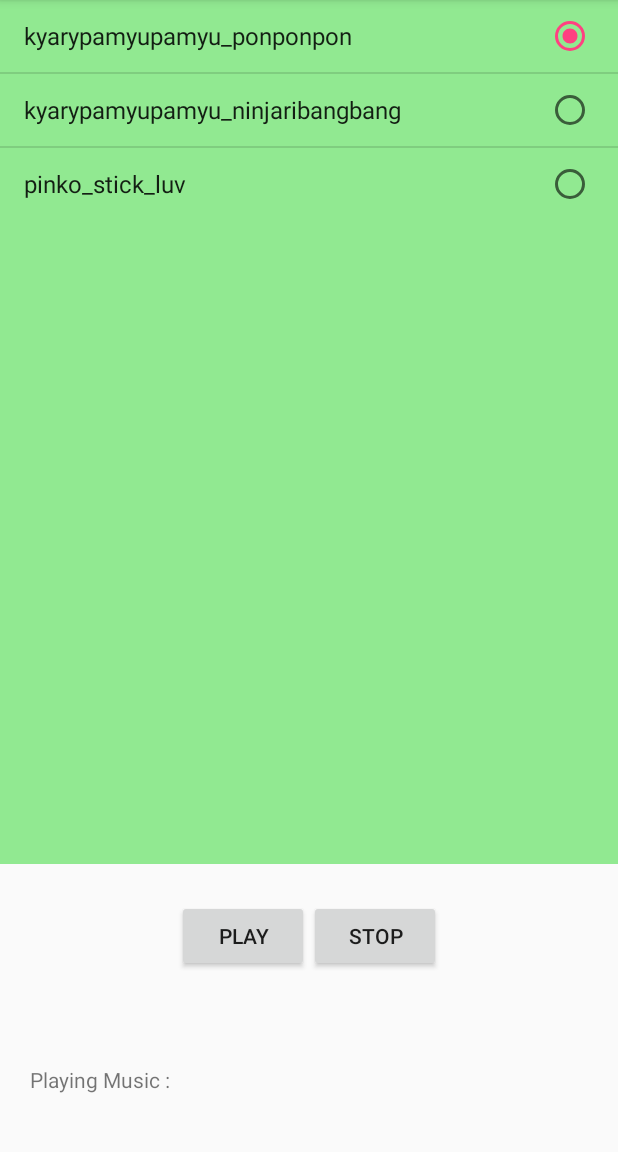
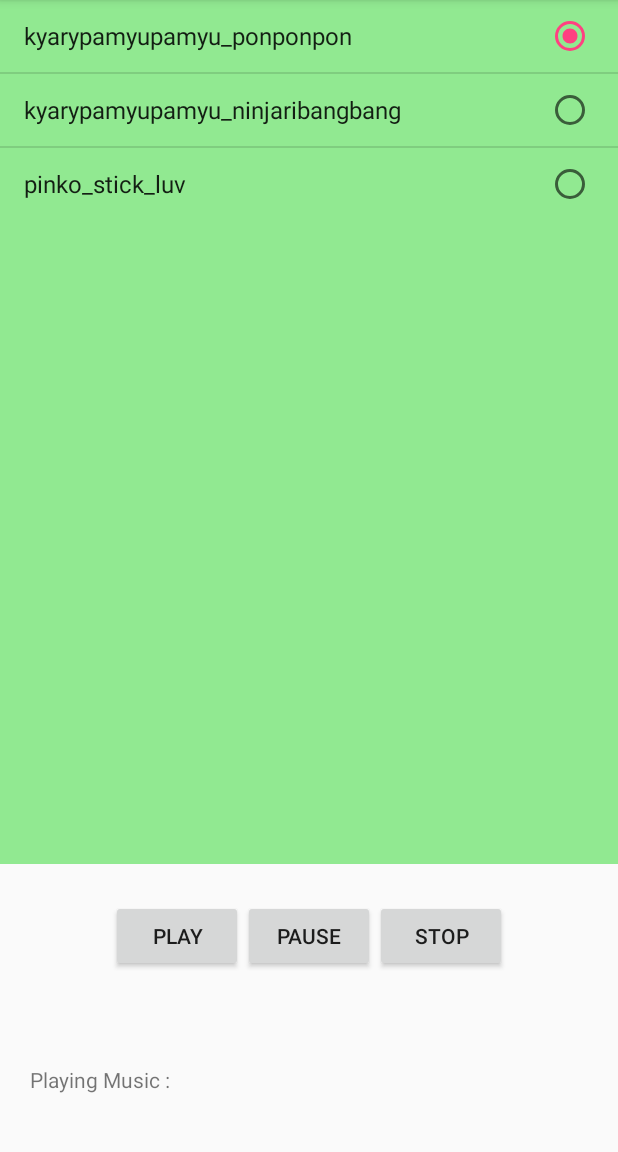
Before and after one commit to kimyounkyoung/AudioList, an Android app: the screen it shows after launch (MainActivity), after a tap on "kyarypamyupamyu_ponponpon", on a phone screen of 412 x 824 dp, the part 84-1236 px from its top. Run offline under Robolectric (Android 15) with nearby library versions, the phone set to English and light mode, and no system bars.

Commit message:
#5 pause button event

```diff
--- a/app/src/main/java/com/example/younkyoungkim/audiolist/MainActivity.java
+++ b/app/src/main/java/com/example/younkyoungkim/audiolist/MainActivity.java
@@ -1,6 +1,7 @@
 package com.example.younkyoungkim.audiolist;
 
 import android.media.MediaPlayer;
+import android.support.annotation.BoolRes;
 import android.support.v7.app.AppCompatActivity;
 import android.os.Bundle;
 import android.view.View;
@@ -11,15 +12,16 @@ import android.widget.ListView;
 import android.widget.ProgressBar;
 import android.widget.TextView;
 
-public class MainActivity extends AppCompatActivity {
+public class MainActivity extends AppCompatActivity {   //객체 선언부
     ListView list;
-    Button butPlay, butStop;
+    Button butPlay, butStop, butPause;
     TextView textMusic;
     ProgressBar progress;
     String[] musics={"kyarypamyupamyu_ponponpon","kyarypamyupamyu_ninjaribangbang","pinko_stick_luv"};
     int[] musicResIds={R.raw.kyarypamyupamyu_ponponpon,R.raw.kyarypamyupamyu_ninjaribangbang, R.raw.pinko_stick_luv};
     int selectedMusicId;
     MediaPlayer mediaPlayer;
+    Boolean selectedPauseButton;
 
     @Override
     protected void onCreate(Bundle savedInstanceState) {
@@ -28,6 +30,7 @@ public class MainActivity extends AppCompatActivity {
         list=(ListView)findViewById(R.id.list_music);
         butPlay=(Button)findViewById(R.id.but_play);
         butStop=(Button)findViewById(R.id.but_stop);
+        butPause=(Button)findViewById(R.id.but_pause);
         textMusic=(TextView)findViewById(R.id.text_music);
         progress=(ProgressBar)findViewById(R.id.progress_music);
         ArrayAdapter<String> adapter=new ArrayAdapter<String>(this, android.R.layout.simple_list_item_single_choice, musics);
@@ -40,14 +43,24 @@ public class MainActivity extends AppCompatActivity {
         list.setOnItemClickListener(new AdapterView.OnItemClickListener() {
             @Override
             public void onItemClick(AdapterView<?> parent, View view, int position, long id) {
+                selectedPauseButton = false;
+                mediaPlayer.stop();
                 selectedMusicId=musicResIds[position];
+                progress.setVisibility(View.INVISIBLE);
             }
         });
 
         butPlay.setOnClickListener(new View.OnClickListener() {
             @Override
             public void onClick(View v) {
+                mediaPlayer=MediaPlayer.create(MainActivity.this,selectedMusicId);
                 mediaPlayer.start();
+                if(selectedPauseButton) {
+                    selectedPauseButton = false;
+                }else
+                    mediaPlayer=MediaPlayer.create(MainActivity.this,selectedMusicId);
+                mediaPlayer.start();
+                progress.setVisibility(View.VISIBLE);
 
             }
         });
@@ -55,13 +68,15 @@ public class MainActivity extends AppCompatActivity {
         butStop.setOnClickListener(new View.OnClickListener() {
             @Override
             public void onClick(View v) {
+                selectedPauseButton=false;
                 mediaPlayer.stop();
-
+                progress.setVisibility(View.INVISIBLE);
             }
         });
         }
 
         protected void onStop(){
             super.onStop();
+            mediaPlayer.stop();
     }
 }
--- a/app/src/main/res/layout/activity_main.xml
+++ b/app/src/main/res/layout/activity_main.xml
@@ -35,11 +35,18 @@
         android:text="Play"
         />
         <Button
+            android:id="@+id/but_pause"
+            android:layout_width="wrap_content"
+            android:layout_height="wrap_content"
+            android:text="Pause"
+            />
+        <Button
             android:id="@+id/but_stop"
             android:layout_width="wrap_content"
             android:layout_height="wrap_content"
             android:text="Stop"
             />
+
 
 
     </LinearLayout>
```
